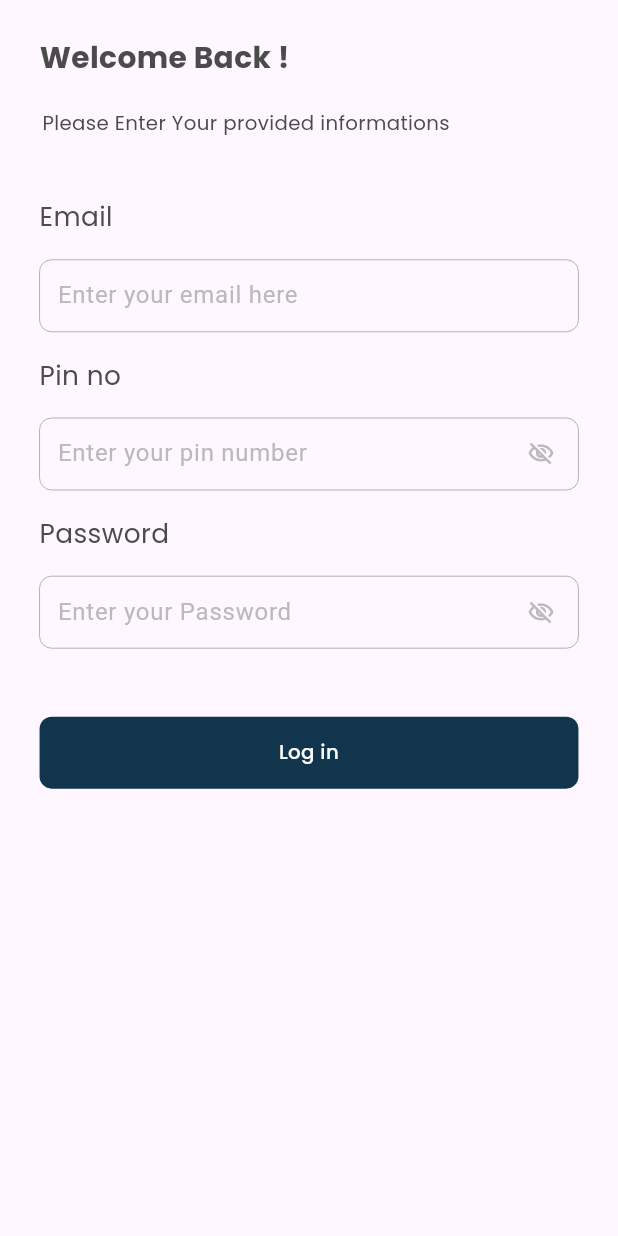
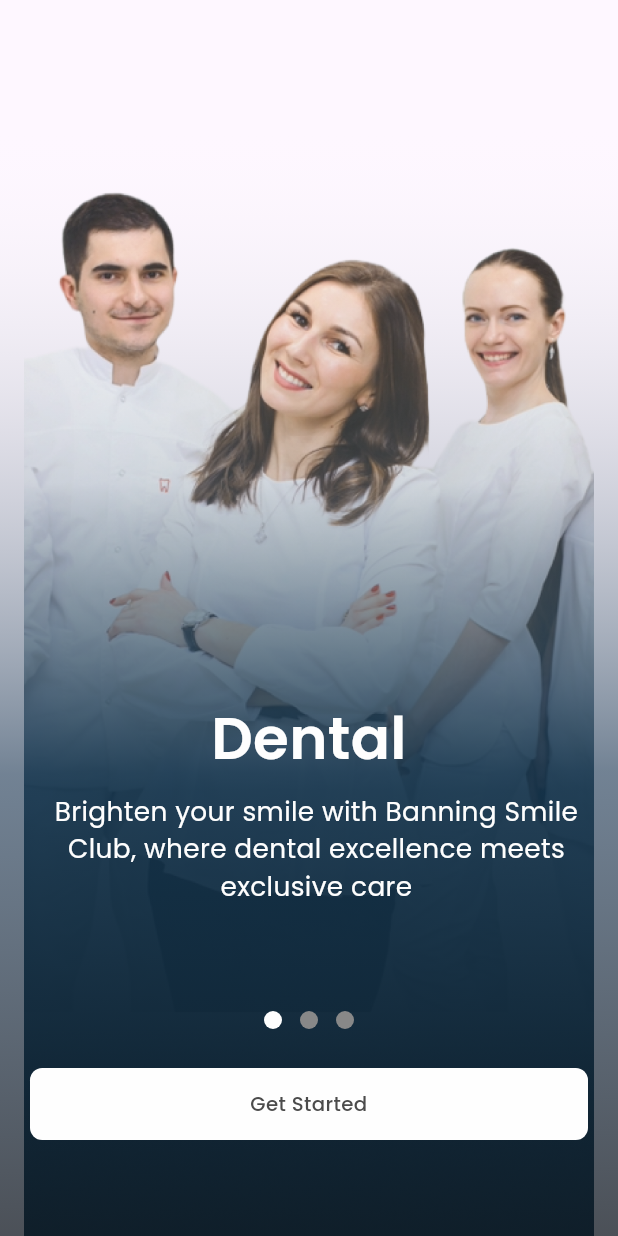
Before and after one commit to bdCalling-Sdt-hub/dentist, a Flutter app: the screen it shows after launch, on a phone screen of 412 x 824 dp. Run offline on Flutter 3.47's test engine with Material 3 defaults, Android fonts, the phone set to English and light mode, and no system bars; drawn by our look-alikes of dots_indicator; our stand-ins replace cached_network_image, connectivity_plus, flutter_screenutil, flutter_spinkit, fluttertoast, get and 3 more; statements that could not run were skipped.

Commit message:
OnBoarding

```diff
--- a/lib/core/app_routes/app_routes.dart
+++ b/lib/core/app_routes/app_routes.dart
@@ -1,14 +1,26 @@
 import 'package:dentist/view/screens/authentication/sign_in/sign_in.dart';
+import 'package:dentist/view/screens/onboarding/onboarding.dart';
 import 'package:dentist/view/screens/splash_screen/splash_screen.dart';
 import 'package:get/get.dart';
 
 class AppRoute {
+  ///==================== Initial Routes ====================
   static const String splashScreen = "/splash_screen";
+  static const String onBoarding = "/onBoarding";
+
+  ///==================== Auth ====================
 
   static const String signIn = "/signIn";
 
   static List<GetPage> routes = [
+    ///==================== Initial Routes ====================
+
     GetPage(name: splashScreen, page: () => const SplashScreen()),
+
+    GetPage(name: onBoarding, page: () => const OnBoardingPage()),
+
+    ///========================= Auth =========================
+
     GetPage(name: signIn, page: () => SignInScreen()),
   ];
 }
--- a/lib/utils/StaticString/static_string.dart
+++ b/lib/utils/StaticString/static_string.dart
@@ -3,6 +3,13 @@
   static const dental = "Dental";
   static const banningSmileClub =
       "Banning Smile Club an exclusive service provided by banning dental group ltd. copyright 2024";
+  static const brightenYourSmile =
+      "Brighten your smile with Banning Smile Club, where dental excellence meets exclusive care";
+  static const unlockTheSecretTo =
+      "Unlock the secret to a radiant smile with Banning Smile Club, the ultimate dental experience";
+  static const joinTheElite =
+      "Join the elite league of smiles with Banning Smile Club, setting new standards in dental care";
+
   static const getStarted = "Get Started";
   static const welcomeBack = "Welcome Back !";
   static const pleaseEnterYour = "Please Enter Your provided informations ";
--- a/lib/view/screens/authentication/sign_in/sign_in.dart
+++ b/lib/view/screens/authentication/sign_in/sign_in.dart
@@ -94,6 +94,7 @@
                       ),
 
                       ///<=======================================Password section======================================>
+
                       CustomText(
                         text: AppStaticStrings.password,
                         fontSize: 16,
--- /dev/null
+++ b/lib/view/screens/onboarding/onboarding.dart
@@ -0,0 +1,147 @@
+import 'package:dentist/core/app_routes/app_routes.dart';
+import 'package:dentist/utils/AppColors/app_colors.dart';
+import 'package:dentist/utils/AppImg/app_img.dart';
+import 'package:dentist/utils/StaticString/static_string.dart';
+import 'package:dentist/view/widgets/custom_button/custom_button.dart';
+import 'package:dentist/view/widgets/custom_text/custom_text.dart';
+import 'package:flutter/material.dart';
+import 'package:flutter_screenutil/flutter_screenutil.dart';
+import 'package:dots_indicator/dots_indicator.dart';
+import 'package:get/get.dart';
+
+class OnBoardingPage extends StatefulWidget {
+  const OnBoardingPage({super.key});
+
+  @override
+  State<OnBoardingPage> createState() => _OnBoardingPageState();
+}
+
+class _OnBoardingPageState extends State<OnBoardingPage> {
+  List<String> titleFirstPart = [
+    AppStaticStrings.brightenYourSmile,
+    AppStaticStrings.unlockTheSecretTo,
+    AppStaticStrings.joinTheElite,
+  ];
+
+  int currentIndex = 0;
+
+  @override
+  Widget build(BuildContext context) {
+    return Scaffold(
+      body: Container(
+        decoration: BoxDecoration(
+          image: DecorationImage(
+            fit: BoxFit.contain,
+            image: AssetImage(currentIndex == 0
+                ? AppImages.onBoarding1
+                : currentIndex == 1
+                    ? AppImages.onBoarding2
+                    : AppImages.onBoarding3),
+          ),
+        ),
+        child: Container(
+            height: double.infinity,
+            width: double.infinity,
+            decoration: BoxDecoration(
+              gradient: LinearGradient(
+                begin: const Alignment(-0.01, -.8),
+                end: const Alignment(0.01, 1.3),
+                colors: [
+                  Colors.white.withOpacity(0),
+                  const Color(0xFF14344C).withOpacity(.6),
+                  const Color(0xFF0B0B0B).withOpacity(.8)
+                ],
+              ),
+            ),
+            child: Column(
+              children: [
+                Expanded(
+                  child: PageView.builder(
+                    onPageChanged: (value) {
+                      setState(() {
+                        currentIndex = value;
+                      });
+                    },
+                    scrollDirection: Axis.horizontal,
+                    itemCount: titleFirstPart.length,
+                    itemBuilder: (context, index) {
+                      return Column(
+                        mainAxisAlignment: MainAxisAlignment.end,
+                        crossAxisAlignment: CrossAxisAlignment.center,
+                        children: [
+                          ///<==================================Title=================================================>
+                          Padding(
+                            padding: EdgeInsets.symmetric(horizontal: 28.w),
+                            child: Row(
+                              crossAxisAlignment: CrossAxisAlignment.center,
+                              mainAxisAlignment: MainAxisAlignment.center,
+                              children: [
+                                Expanded(
+                                    child: CustomText(
+                                        fontWeight: FontWeight.w600,
+                                        fontSize: 32.sp,
+                                        color: AppColors.loght100,
+                                        text: AppStaticStrings.dental)),
+                              ],
+                            ),
+                          ),
+
+                          ///<===================================Sub Title=================================================>
+                          Row(
+                            mainAxisAlignment: MainAxisAlignment.center,
+                            children: [
+                              Expanded(
+                                child: CustomText(
+                                  top: 8.h,
+                                  left: 20,
+                                  right: 10,
+                                  maxLines: 3,
+                                  text: titleFirstPart[index],
+                                  fontSize: 16,
+                                  color: AppColors.loght100,
+                                ),
+                              ),
+                            ],
+                          ),
+                        ],
+                      );
+                    },
+                  ),
+                ),
+                SizedBox(
+                  height: 64.h,
+                ),
+
+                ///<===================================Doted Indicator=================================================>
+
+                DotsIndicator(
+                  dotsCount: titleFirstPart.length,
+                  position: currentIndex,
+                  decorator: const DotsDecorator(
+                    color: AppColors.dark400,
+                    activeColor: AppColors.loght100,
+                    activeSize: Size(12.0, 12.0),
+                    size: Size.square(12),
+                  ),
+                ),
+
+                ///<===================================Get Started Button=================================================>
+
+                Padding(
+                  padding: const EdgeInsets.only(
+                      left: 20, right: 20, bottom: 64, top: 20),
+                  child: CustomButton(
+                    title: AppStaticStrings.getStarted,
+                    fillColor: AppColors.loght100,
+                    textColor: AppColors.dark700,
+                    onTap: () {
+                      Get.offAllNamed(AppRoute.signIn);
+                    },
+                  ),
+                ),
+              ],
+            )),
+      ),
+    );
+  }
+}
--- a/lib/view/screens/splash_screen/splash_screen.dart
+++ b/lib/view/screens/splash_screen/splash_screen.dart
@@ -14,8 +14,8 @@
 
 class _SplashScreenState extends State<SplashScreen> {
   navigate() {
-    Future.delayed(const Duration(seconds: 3), () {
-      Get.toNamed(AppRoute.signIn);
+    Future.delayed(const Duration(seconds: 1), () {
+      Get.toNamed(AppRoute.onBoarding);
     });
   }
 
@@ -33,6 +33,7 @@
         crossAxisAlignment: CrossAxisAlignment.center,
         children: [
           CustomImage(
+            size: 180,
             imageType: ImageType.png,
             imageSrc: AppIcons.logo,
           ),
--- a/lib/view/widgets/custom_button/custom_button.dart
+++ b/lib/view/widgets/custom_button/custom_button.dart
@@ -12,10 +12,14 @@
       required this.onTap,
       this.title = AppStaticStrings.welcomeBack,
       this.marginVerticel = 0,
-      this.marginHorizontal = 0});
+      this.marginHorizontal = 0,
+      this.fillColor = AppColors.green500,
+      this.textColor = AppColors.loght100});
 
   final double height;
   final double width;
+  final Color fillColor;
+  final Color textColor;
 
   final VoidCallback onTap;
 
@@ -37,11 +41,10 @@
         height: height,
         width: width,
         decoration: BoxDecoration(
-            borderRadius: BorderRadius.circular(8.r),
-            color: AppColors.green500),
+            borderRadius: BorderRadius.circular(8.r), color: fillColor),
         child: CustomText(
             fontWeight: FontWeight.w500,
-            color: AppColors.loght100,
+            color: textColor,
             textAlign: TextAlign.center,
             text: title),
       ),
--- a/pubspec.yaml
+++ b/pubspec.yaml
@@ -45,6 +45,7 @@
   shared_preferences: ^2.2.3
   intl: ^0.19.0
   google_fonts: ^6.2.1
+  dots_indicator: ^3.0.0
 
 dev_dependencies:
   flutter_test:
```
Also changed, not shown: assets/icons/logo.png, pubspec.lock.
